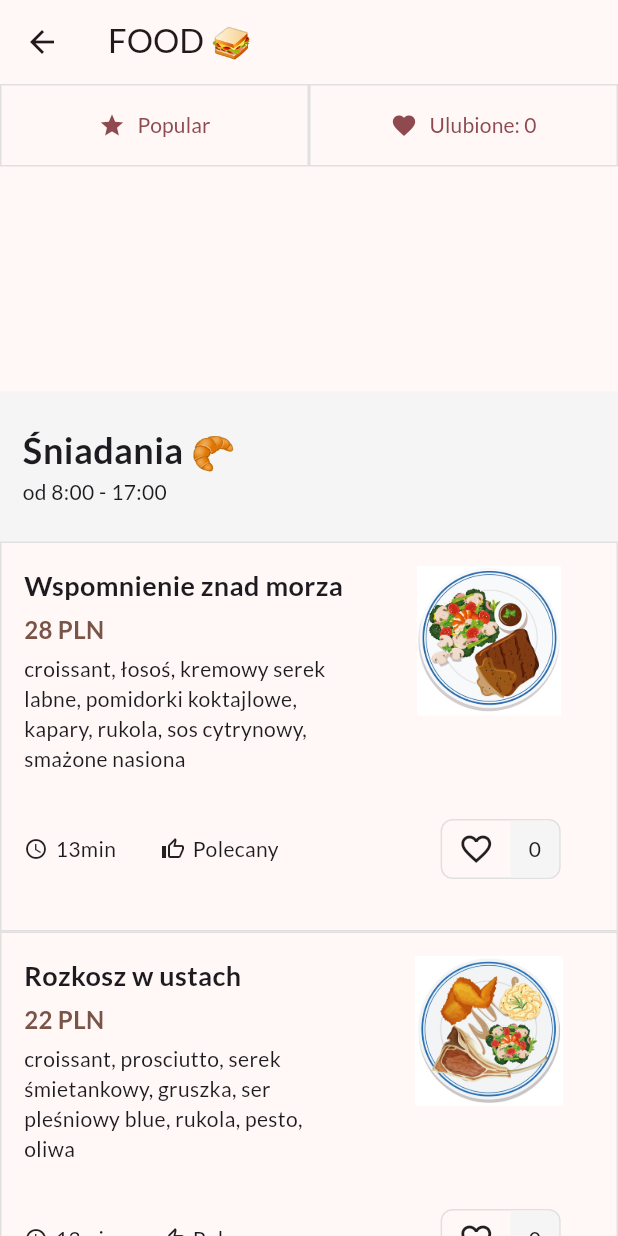
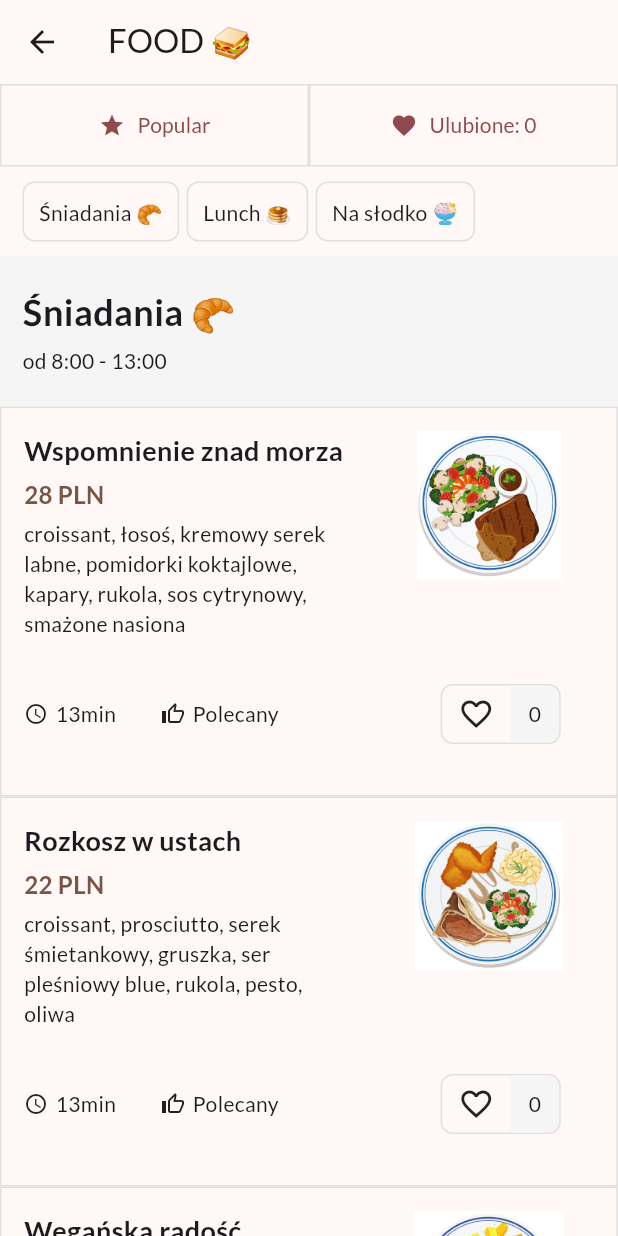
Before and after one commit to igorurbaniak/cafe_of_happiness_app, a Flutter app: the screen it shows after launch, after a tap on "FOOD 🥪", on a phone screen of 412 x 824 dp. Run offline on Flutter 3.47's test engine with Material 3 defaults, Android fonts, the phone set to English and light mode, and no system bars; our stand-ins replace firebase_auth, firebase_core, flutter_bloc, google_fonts, google_maps_flutter; accounts and stored records are empty; generated files the repository leaves out were written again.

Commit message:
Add DishCategoryTitles to MenuItemPage and DishCategoryButtons scrollable to the direct DishCategory

```diff
--- a/lib/presentation/features/home/home_page/widgets/custom_drawer.dart
+++ b/lib/presentation/features/home/home_page/widgets/custom_drawer.dart
@@ -64,7 +64,7 @@ class CustomDrawer extends StatelessWidget {
             const SizedBox(height: 50),
             const Text(
               'Kontakt',
-              style: TextStyle(fontSize: 14, fontWeight: FontWeight.bold),
+              style: TextStyle(fontSize: 16, fontWeight: FontWeight.bold),
             ),
             const SizedBox(height: 10),
             Expanded(
@@ -125,10 +125,15 @@ class CustomDrawer extends StatelessWidget {
                 ).toList(),
               ),
             ),
+            const Text(
+              'Filtry',
+              style: TextStyle(fontSize: 16, fontWeight: FontWeight.bold),
+            ),
+            const SizedBox(height: 10),
             SwitchListTile(
               title: const Text(
                 'Are you Vegetarian',
-                style: TextStyle(fontSize: 12),
+                style: TextStyle(fontSize: 14),
               ),
               secondary: const Icon(Icons.local_florist),
               activeTrackColor: Colors.brown,
@@ -139,7 +144,7 @@ class CustomDrawer extends StatelessWidget {
             SwitchListTile(
               title: const Text(
                 'Are you Vegan',
-                style: TextStyle(fontSize: 12),
+                style: TextStyle(fontSize: 14),
               ),
               secondary: const Icon(Icons.grass),
               activeTrackColor: Colors.brown,
--- a/lib/presentation/features/menu_item/menu_item_page/menu_item_page.dart
+++ b/lib/presentation/features/menu_item/menu_item_page/menu_item_page.dart
@@ -1,6 +1,8 @@
 import 'package:cafe_of_happiness_app/domain/models/dishes_model/dishes_model.dart';
 import 'package:cafe_of_happiness_app/presentation/features/menu_item/menu_item_page/cubit/menu_item_cubit.dart';
 import 'package:cafe_of_happiness_app/presentation/features/menu_item/menu_item_page/screens/favorite_dishes/favourite_dishes_page.dart';
+import 'package:cafe_of_happiness_app/presentation/features/menu_item/menu_item_page/widgets/dish_category_button.dart';
+import 'package:cafe_of_happiness_app/presentation/features/menu_item/menu_item_page/widgets/dish_category_title.dart';
 import 'package:cafe_of_happiness_app/presentation/features/menu_item/menu_item_page/widgets/dish_discription.dart';
 import 'package:flutter/material.dart';
 import 'package:flutter_bloc/flutter_bloc.dart';
@@ -17,11 +19,17 @@ class MenuScreen extends StatelessWidget {
 
   @override
   Widget build(BuildContext context) {
+    final scrollController = ScrollController();
+    final GlobalKey breakfastKey = GlobalKey();
+    final GlobalKey lunchKey = GlobalKey();
+    final GlobalKey dessertKey = GlobalKey();
+
     return Scaffold(
       appBar: AppBar(
         title: Text(title),
       ),
       body: SingleChildScrollView(
+        controller: scrollController,
         child: Column(
           children: [
             Row(
@@ -73,37 +81,67 @@ class MenuScreen extends StatelessWidget {
                 ),
               ],
             ),
-            const SizedBox(height: 150, width: double.infinity),
-            Container(
-              color: Colors.grey.shade100,
-              padding: const EdgeInsets.only(left: 15),
-              height: 100,
-              width: double.infinity,
-              child: const Column(
-                mainAxisAlignment: MainAxisAlignment.center,
-                crossAxisAlignment: CrossAxisAlignment.start,
+            Padding(
+              padding: const EdgeInsets.symmetric(vertical: 10, horizontal: 15),
+              child: Row(
                 children: [
-                  Text(
-                    'Śniadania 🥐',
-                    style: TextStyle(
-                      fontSize: 24,
-                      fontWeight: FontWeight.bold,
+                  DishCategoryButton(
+                    categoryTitle: 'Śniadania 🥐',
+                    onTap: () {
+                      Scrollable.ensureVisible(
+                        breakfastKey.currentContext!,
+                        duration: const Duration(milliseconds: 500),
+                        curve: Curves.ease,
+                      );
+                    },
                   ),
+                  const SizedBox(width: 5),
+                   DishCategoryButton(
+                    categoryTitle: 'Lunch 🥞',
+                    onTap: () {
+                      Scrollable.ensureVisible(
+                        lunchKey.currentContext!,
+                        duration: const Duration(milliseconds: 500),
+                        curve: Curves.ease,
+                      );
+                    },
                   ),
-                  Text(
-                    'od 8:00 - 17:00',
-                    style: TextStyle(
-                      fontSize: 14,
-                    ),
+                  const SizedBox(width: 5),
+                   DishCategoryButton(
+                    categoryTitle: 'Na słodko 🍨',
+                    onTap: () {
+                      Scrollable.ensureVisible(
+                        dessertKey.currentContext!,
+                        duration: const Duration(milliseconds: 500),
+                        curve: Curves.ease,
+                      );
+                    },
                   ),
                 ],
               ),
+            ),
+            DishCategoryTitle(
+              dishCategoryKey: breakfastKey,
+              categoryTitle: 'Śniadania 🥐',
+              categoryTimer: 'od 8:00 - 13:00',
             ),
             Column(
               children: [
                 DishDiscription(dishes: dishes, title: title),
               ],
             ),
+            DishCategoryTitle(
+              dishCategoryKey: lunchKey,
+              categoryTitle: 'Lunch 🥞',
+              categoryTimer: 'od 13:00 - 19:00',
+            ),
+            const SizedBox(height: 200),
+            DishCategoryTitle(
+              dishCategoryKey: dessertKey,
+              categoryTitle: 'Na słodko 🍨',
+              categoryTimer: 'od od 8:00 - 19:00',
+            ),
+            const SizedBox(height: 200),
           ],
         ),
       ),
--- /dev/null
+++ b/lib/presentation/features/menu_item/menu_item_page/widgets/dish_category_button.dart
@@ -0,0 +1,32 @@
+import 'package:flutter/material.dart';
+
+class DishCategoryButton extends StatelessWidget {
+  const DishCategoryButton({
+    super.key,
+    required this.categoryTitle,
+    required this.onTap,
+  });
+
+  final String categoryTitle;
+  final Function() onTap;
+
+  @override
+  Widget build(BuildContext context) {
+    return InkWell(
+      onTap: onTap,
+      child: Container(
+        height: 40,
+        padding: const EdgeInsets.all(10),
+        alignment: Alignment.center,
+        decoration: BoxDecoration(
+          borderRadius: BorderRadius.circular(8),
+          border: Border.all(
+            color: Colors.grey.shade300,
+            width: 1,
+          ),
+        ),
+        child: Text(categoryTitle),
+      ),
+    );
+  }
+}
--- /dev/null
+++ b/lib/presentation/features/menu_item/menu_item_page/widgets/dish_category_title.dart
@@ -0,0 +1,45 @@
+import 'package:flutter/material.dart';
+
+class DishCategoryTitle extends StatelessWidget {
+  const DishCategoryTitle({
+    super.key,
+    required this.dishCategoryKey,
+    required this.categoryTitle,
+    required this.categoryTimer,
+  });
+
+  final GlobalKey<State<StatefulWidget>> dishCategoryKey;
+  final String categoryTitle;
+  final String categoryTimer;
+
+  @override
+  Widget build(BuildContext context) {
+    return Container(
+      key: dishCategoryKey,
+      color: Colors.grey.shade100,
+      padding: const EdgeInsets.only(left: 15),
+      height: 100,
+      width: double.infinity,
+      child: Column(
+        mainAxisAlignment: MainAxisAlignment.center,
+        crossAxisAlignment: CrossAxisAlignment.start,
+        children: [
+          Text(
+            categoryTitle,
+            style: const TextStyle(
+              fontSize: 24,
+              fontWeight: FontWeight.bold,
+            ),
+          ),
+          const SizedBox(height: 5),
+          Text(
+            categoryTimer,
+            style: const TextStyle(
+              fontSize: 14,
+            ),
+          ),
+        ],
+      ),
+    );
+  }
+}
```
Lines whose indentation alone changed are shown as unchanged.
